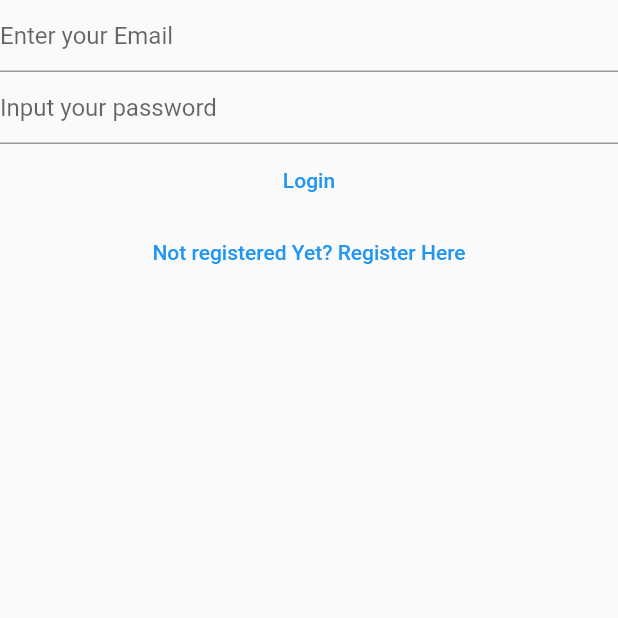
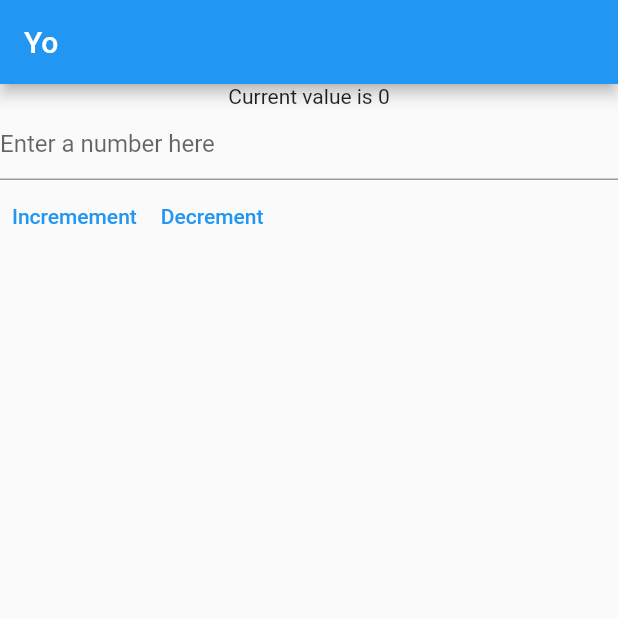
Before and after one commit to kkkamur07/notes-application, a Flutter app: the screen it shows after launch, on a phone screen of 412 x 824 dp, the top half of it. Run offline on Flutter 3.47's test engine with Material 2 defaults, Android fonts, the phone set to English and light mode, and no system bars; our stand-ins replace bloc, cloud_firestore, firebase_auth, firebase_core, flutter_bloc, share_plus; accounts and stored records are empty.

Commit message:
Bloc Beginning

```diff
--- a/lib/main.dart
+++ b/lib/main.dart
@@ -1,5 +1,8 @@
+import "package:bloc/bloc.dart";
 import "package:flutter/material.dart";
 import "package:flutter/services.dart";
+import "package:flutter_bloc/flutter_bloc.dart";
+import "package:path/path.dart";
 import "package:vandal_course/constants/routes.dart";
 import "package:vandal_course/services/auth/auth_service.dart";
 import "package:vandal_course/view/login_view.dart";
@@ -17,7 +20,7 @@
       runApp(
         MaterialApp(
           title: "NotesApplication",
-          home: VandalLearn(),
+          home: HomePage(),
           theme: ThemeData(),
           initialRoute: '/',
           routes: {
@@ -33,33 +36,195 @@
   );
 }
 
-class VandalLearn extends StatelessWidget {
-  const VandalLearn({super.key});
+// class VandalLearn extends StatelessWidget {
+//   const VandalLearn({super.key});
+
+//   @override
+//   Widget build(BuildContext context) {
+//     return SafeArea(
+//       child: FutureBuilder(
+//         future: AuthService.firebase().initialize(),
+//         builder: (context, snapshot) {
+//           switch (snapshot.connectionState) {
+//             case ConnectionState.done:
+//               final user = AuthService.firebase().currentUser;
+//               if (user != null) {
+//                 if (user.isEmailVerified) {
+//                   return NotesView();
+//                 } else {
+//                   return VerifyEmailView();
+//                 }
+//               } else {
+//                 //? What to do when the user is not null?
+//                 return LoginView();
+//               }
+//             default:
+//               return CircularProgressIndicator();
+//           }
+//         },
+//       ),
+//     );
+//   }
+// }
+
+class HomePage extends StatefulWidget {
+  const HomePage({super.key});
+
+  @override
+  State<HomePage> createState() => _HomePageState();
+}
+
+class _HomePageState extends State<HomePage> {
+  late final TextEditingController _controller;
+
+  @override
+  void initState() {
+    _controller = TextEditingController();
+    super.initState();
+  }
+
+  @override
+  void dispose() {
+    _controller = TextEditingController();
+    super.dispose();
+  }
 
   @override
   Widget build(BuildContext context) {
-    return SafeArea(
-      child: FutureBuilder(
-        future: AuthService.firebase().initialize(),
-        builder: (context, snapshot) {
-          switch (snapshot.connectionState) {
-            case ConnectionState.done:
-              final user = AuthService.firebase().currentUser;
-              if (user != null) {
-                if (user.isEmailVerified) {
-                  return NotesView();
-                } else {
-                  return VerifyEmailView();
-                }
-              } else {
-                //? What to do when the user is not null?
-                return LoginView();
-              }
-            default:
-              return CircularProgressIndicator();
-          }
-        },
-      ),
+    return BlocProvider(
+      create: (context) {
+        return CounterBloc();
+      },
+      child: Scaffold(
+          appBar: AppBar(
+            title: Text("Yo"),
+          ),
+          body: BlocConsumer<CounterBloc, CounterClass>(
+            listener: (context, state) {
+              _controller.clear();
+            },
+            builder: (context, state) {
+              final invalidValue =
+                  (state is CounterClassInvalid) ? state.invalidValue : "";
+              return Column(
+                children: [
+                  Text("Current value is ${state.value}"),
+                  //Visible based on some-conditions.
+                  Visibility(
+                    visible: state is! CounterClassValid,
+                    child: Text("Invalid Input $invalidValue"),
+                  ),
+                  TextField(
+                    controller: _controller,
+                    decoration:
+                        const InputDecoration(hintText: "Enter a number here"),
+                    keyboardType: TextInputType.number,
+                  ),
+                  Row(
+                    children: [
+                      TextButton(
+                        onPressed: () {
+                          context
+                              .read<CounterBloc>()
+                              .add(IncrementEvent(_controller.text));
+                        },
+                        child: const Text("Incremement"),
+                      ),
+                      TextButton(
+                        onPressed: () {
+                          context.read<CounterBloc>().add(
+                                DecrementEvent(_controller.text),
+                              );
+                        },
+                        child: const Text("Decrement"),
+                      ),
+                    ],
+                  ),
+                ],
+              );
+            },
+          )),
     );
   }
 }
+
+//What we expect from your bloc is simple integer.
+@immutable
+abstract class CounterClass {
+  final int value;
+  const CounterClass({required this.value});
+}
+
+// These are the states.
+// We have to have state into - valid and invalid state.
+class CounterClassValid extends CounterClass {
+  const CounterClassValid(int value) : super(value: value);
+}
+
+class CounterClassInvalid extends CounterClass {
+  // On this invalid value we will give out this class.
+  final String invalidValue;
+  const CounterClassInvalid({
+    required this.invalidValue,
+    required int previousValue,
+  }) : super(value: previousValue);
+}
+
+// Define an event.
+abstract class CounterEvent {
+  final String value;
+  const CounterEvent(this.value);
+}
+
+//These are the types of event.
+class IncrementEvent extends CounterEvent {
+  const IncrementEvent(String value) : super(value);
+}
+
+class DecrementEvent extends CounterEvent {
+  const DecrementEvent(String value) : super(value);
+}
+
+// Defining bloc - it takes the event and state
+class CounterBloc extends Bloc<CounterEvent, CounterClass> {
+  // Defining our initial class.
+  CounterBloc() : super(const CounterClassValid(0)) {
+    on<IncrementEvent>(
+      //Two things it gives your the event and the emitted value.
+      (event, emit) {
+        final integer = int.tryParse(event.value);
+        if (integer == null) {
+          // So emit a value and the state.
+          emit(CounterClassInvalid(
+            invalidValue: event.value,
+            previousValue: state.value,
+          ));
+        } else {
+          emit(
+            CounterClassValid(state.value + integer),
+          );
+        }
+      },
+    );
+    // What to do on decrement event
+    on<DecrementEvent>(
+      (event, emit) {
+        final integer = int.tryParse(event.value);
+        if (integer == null) {
+          emit(
+            CounterClassInvalid(
+              invalidValue: event.value,
+              // You have access to the current state.
+              previousValue: state.value,
+            ),
+          );
+        } else {
+          //What to do when this scenario happens
+          emit(
+            CounterClassValid(state.value - integer),
+          );
+        }
+      },
+    );
+  }
+}
--- a/pubspec.yaml
+++ b/pubspec.yaml
@@ -22,6 +22,8 @@
   path: ^1.8.3
   cloud_firestore: ^4.8.4
   share_plus: ^7.1.0
+  flutter_bloc: ^8.1.3
+  bloc: ^8.1.2
 
 
 #Only inside the application for development.
```
Also changed, not shown: pubspec.lock.
